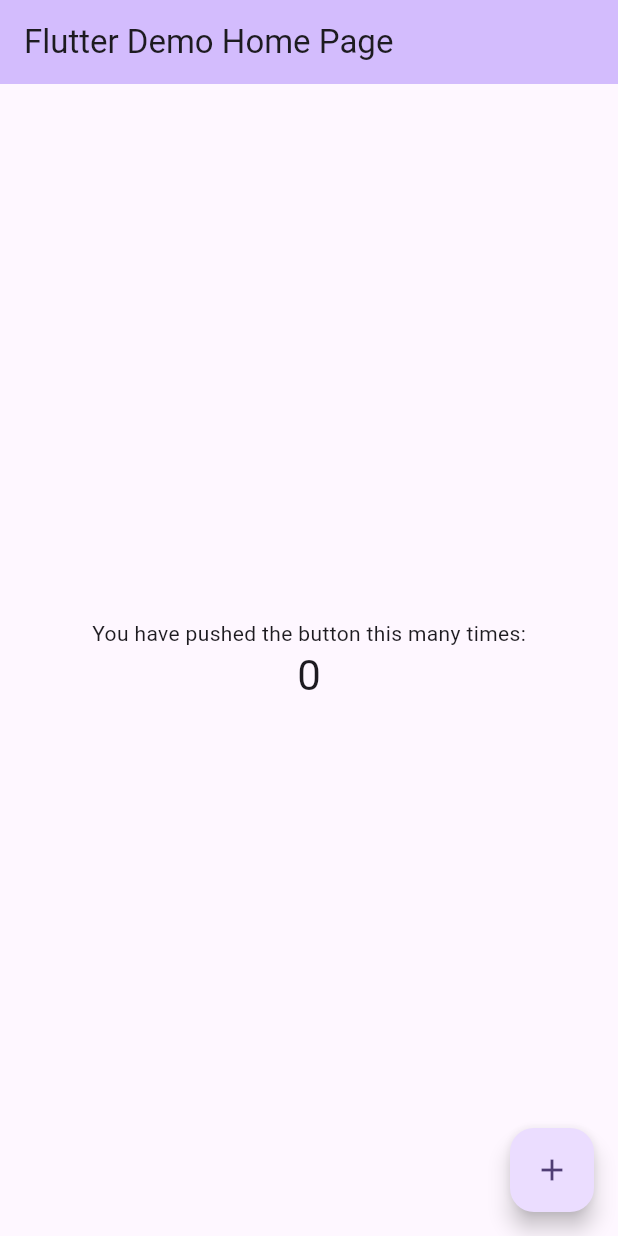
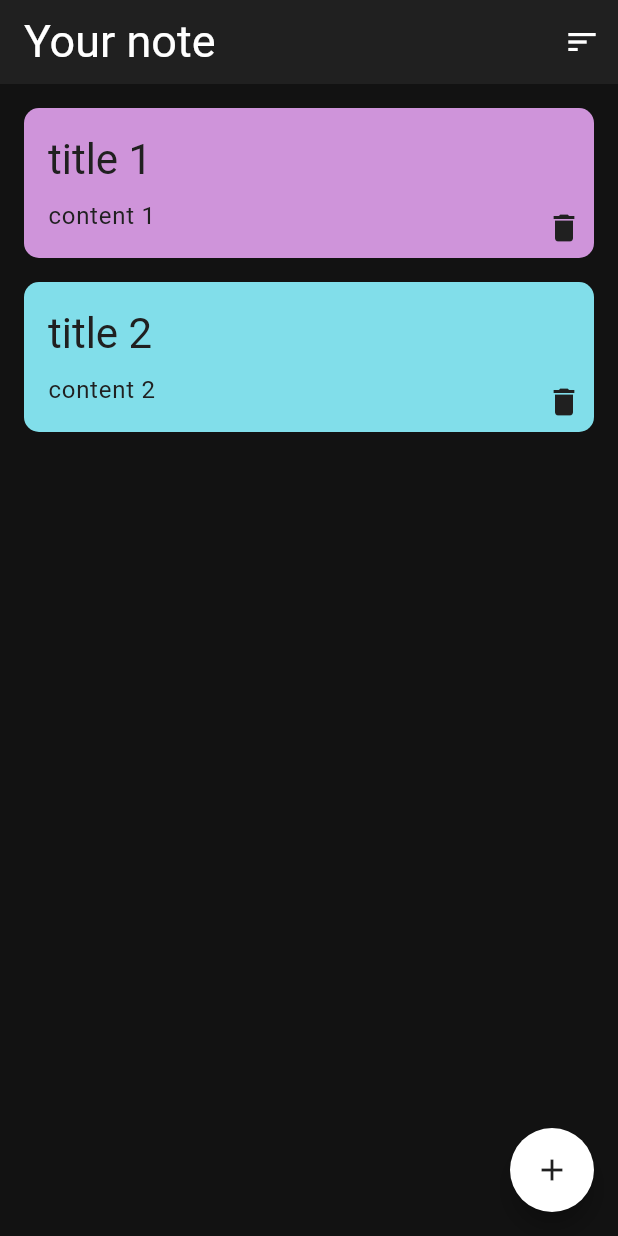
Before and after one commit to KimDaJin514/flutter-clean-architectire-course-2, a Flutter app: the screen it shows after launch, on a phone screen of 412 x 824 dp. Run offline on Flutter 3.47's test engine with Material 3 defaults, Android fonts, the phone set to English and light mode, and no system bars; our stand-ins replace freezed_annotation, sqflite; accounts and stored records are empty; generated files the repository leaves out were written again.

Commit message:
feat: note screen

```diff
--- a/lib/main.dart
+++ b/lib/main.dart
@@ -1,4 +1,6 @@
 import 'package:flutter/material.dart';
+import 'package:note_app/presentation/notes/notes_screen.dart';
+import 'package:note_app/ui/colors.dart';
 
 void main() {
   runApp(const MyApp());
@@ -7,119 +9,25 @@ void main() {
 class MyApp extends StatelessWidget {
   const MyApp({super.key});
 
-  // This widget is the root of your application.
   @override
   Widget build(BuildContext context) {
     return MaterialApp(
-      title: 'Flutter Demo',
+      debugShowCheckedModeBanner: false,
       theme: ThemeData(
-        // This is the theme of your application.
-        //
-        // TRY THIS: Try running your application with "flutter run". You'll see
-        // the application has a purple toolbar. Then, without quitting the app,
-        // try changing the seedColor in the colorScheme below to Colors.green
-        // and then invoke "hot reload" (save your changes or press the "hot
-        // reload" button in a Flutter-supported IDE, or press "r" if you used
-        // the command line to start the app).
-        //
-        // Notice that the counter didn't reset back to zero; the application
-        // state is not lost during the reload. To reset the state, use hot
-        // restart instead.
-        //
-        // This works for code too, not just values: Most code changes can be
-        // tested with just a hot reload.
-        colorScheme: ColorScheme.fromSeed(seedColor: Colors.deepPurple),
+        primaryColor: Colors.white,
+        canvasColor: darkGray,
+        colorScheme: const ColorScheme.dark(background: darkGray),
         useMaterial3: true,
+        floatingActionButtonTheme: Theme.of(context).floatingActionButtonTheme.copyWith(
+          backgroundColor: Colors.white,
+          foregroundColor: darkGray,
+          shape: const CircleBorder()
+        ),
+        appBarTheme: Theme.of(context).appBarTheme.copyWith(
+          backgroundColor: darkGray,
+        ),
       ),
-      home: const MyHomePage(title: 'Flutter Demo Home Page'),
+      home: const NotesScreen(),
     );
   }
 }
-
-class MyHomePage extends StatefulWidget {
-  const MyHomePage({super.key, required this.title});
-
-  // This widget is the home page of your application. It is stateful, meaning
-  // that it has a State object (defined below) that contains fields that affect
-  // how it looks.
-
-  // This class is the configuration for the state. It holds the values (in this
-  // case the title) provided by the parent (in this case the App widget) and
-  // used by the build method of the State. Fields in a Widget subclass are
-  // always marked "final".
-
-  final String title;
-
-  @override
-  State<MyHomePage> createState() => _MyHomePageState();
-}
-
-class _MyHomePageState extends State<MyHomePage> {
-  int _counter = 0;
-
-  void _incrementCounter() {
-    setState(() {
-      // This call to setState tells the Flutter framework that something has
-      // changed in this State, which causes it to rerun the build method below
-      // so that the display can reflect the updated values. If we changed
-      // _counter without calling setState(), then the build method would not be
-      // called again, and so nothing would appear to happen.
-      _counter++;
-    });
-  }
-
-  @override
-  Widget build(BuildContext context) {
-    // This method is rerun every time setState is called, for instance as done
-    // by the _incrementCounter method above.
-    //
-    // The Flutter framework has been optimized to make rerunning build methods
-    // fast, so that you can just rebuild anything that needs updating rather
-    // than having to individually change instances of widgets.
-    return Scaffold(
-      appBar: AppBar(
-        // TRY THIS: Try changing the color here to a specific color (to
-        // Colors.amber, perhaps?) and trigger a hot reload to see the AppBar
-        // change color while the other colors stay the same.
-        backgroundColor: Theme.of(context).colorScheme.inversePrimary,
-        // Here we take the value from the MyHomePage object that was created by
-        // the App.build method, and use it to set our appbar title.
-        title: Text(widget.title),
-      ),
-      body: Center(
-        // Center is a layout widget. It takes a single child and positions it
-        // in the middle of the parent.
-        child: Column(
-          // Column is also a layout widget. It takes a list of children and
-          // arranges them vertically. By default, it sizes itself to fit its
-          // children horizontally, and tries to be as tall as its parent.
-          //
-          // Column has various properties to control how it sizes itself and
-          // how it positions its children. Here we use mainAxisAlignment to
-          // center the children vertically; the main axis here is the vertical
-          // axis because Columns are vertical (the cross axis would be
-          // horizontal).
-          //
-          // TRY THIS: Invoke "debug painting" (choose the "Toggle Debug Paint"
-          // action in the IDE, or press "p" in the console), to see the
-          // wireframe for each widget.
-          mainAxisAlignment: MainAxisAlignment.center,
-          children: <Widget>[
-            const Text(
-              'You have pushed the button this many times:',
-            ),
-            Text(
-              '$_counter',
-              style: Theme.of(context).textTheme.headlineMedium,
-            ),
-          ],
-        ),
-      ),
-      floatingActionButton: FloatingActionButton(
-        onPressed: _incrementCounter,
-        tooltip: 'Increment',
-        child: const Icon(Icons.add),
-      ), // This trailing comma makes auto-formatting nicer for build methods.
-    );
-  }
-}
--- /dev/null
+++ b/lib/presentation/notes/components/note_item.dart
@@ -0,0 +1,74 @@
+import 'package:flutter/cupertino.dart';
+import 'package:flutter/material.dart';
+import 'package:note_app/ui/colors.dart';
+
+import '../../../domain/model/note.dart';
+
+class NoteItem extends StatelessWidget {
+  final Note note;
+  final Function? onDeleteTap;
+
+  const NoteItem({
+    super.key,
+    required this.note,
+    this.onDeleteTap,
+  });
+
+  @override
+  Widget build(BuildContext context) {
+    return Padding(
+      padding: const EdgeInsets.all(8.0),
+      child: Stack(
+        children: [
+          Container(
+            width: double.infinity,
+            padding: const EdgeInsets.all(16),
+            decoration: BoxDecoration(
+              borderRadius: BorderRadius.circular(10),
+              color: Color(note.color),
+            ),
+            child: Column(
+              crossAxisAlignment: CrossAxisAlignment.start,
+              children: [
+                Text(
+                  note.title,
+                  style: Theme.of(context)
+                      .textTheme
+                      .headlineMedium!
+                      .copyWith(color: darkGray),
+                  overflow: TextOverflow.ellipsis,
+                  maxLines: 1,
+                ),
+                const SizedBox(
+                  height: 8,
+                ),
+                Text(
+                  note.content,
+                  style: Theme.of(context)
+                      .textTheme
+                      .bodyLarge!
+                      .copyWith(color: darkGray),
+                  overflow: TextOverflow.ellipsis,
+                  maxLines: 2,
+                ),
+              ],
+            ),
+          ),
+          Positioned(
+            bottom: 8,
+            right: 8,
+            child: GestureDetector(
+              onTap: (){
+                onDeleteTap?.call();
+              },
+              child: const Icon(
+                Icons.delete,
+                color: darkGray,
+              ),
+            ),
+          )
+        ],
+      ),
+    );
+  }
+}
--- /dev/null
+++ b/lib/presentation/notes/notes_screen.dart
@@ -0,0 +1,53 @@
+import 'package:flutter/material.dart';
+import 'package:note_app/domain/model/note.dart';
+import 'package:note_app/presentation/notes/components/note_item.dart';
+import 'package:note_app/ui/colors.dart';
+
+class NotesScreen extends StatelessWidget {
+  const NotesScreen({super.key});
+
+  @override
+  Widget build(BuildContext context) {
+    return Scaffold(
+      appBar: AppBar(
+        title: const Text(
+          'Your note',
+          style: TextStyle(fontSize: 30),
+        ),
+        actions: [
+          IconButton(
+            onPressed: () {},
+            icon: const Icon(Icons.sort),
+          )
+        ],
+      ),
+      floatingActionButton: FloatingActionButton(
+        onPressed: () {},
+        child: const Icon(Icons.add),
+      ),
+      body: Padding(
+        padding: const EdgeInsets.all(8.0),
+        child: ListView(
+          children: [
+            NoteItem(
+              note: Note(
+                title: 'title 1',
+                content: 'content 1',
+                color: wisteria.value,
+                timestamp: 1,
+              ),
+            ),
+            NoteItem(
+              note: Note(
+                title: 'title 2',
+                content: 'content 2',
+                color: skyBlue.value,
+                timestamp: 1,
+              ),
+            ),
+          ],
+        ),
+      ),
+    );
+  }
+}
--- /dev/null
+++ b/lib/ui/colors.dart
@@ -0,0 +1,10 @@
+import 'dart:ui';
+
+const roseBud = Color(0xFFFFAB91);
+const primeRose = Color(0xFFE7Ed9B);
+const wisteria = Color(0xFFCF94DA);
+const skyBlue = Color(0xFF81DEEA);
+const illusion = Color(0xFFF48FB1);
+
+const darkGray = Color(0xFF202020);
+const lightBlue = Color(0xFFD7E8DE);
```
